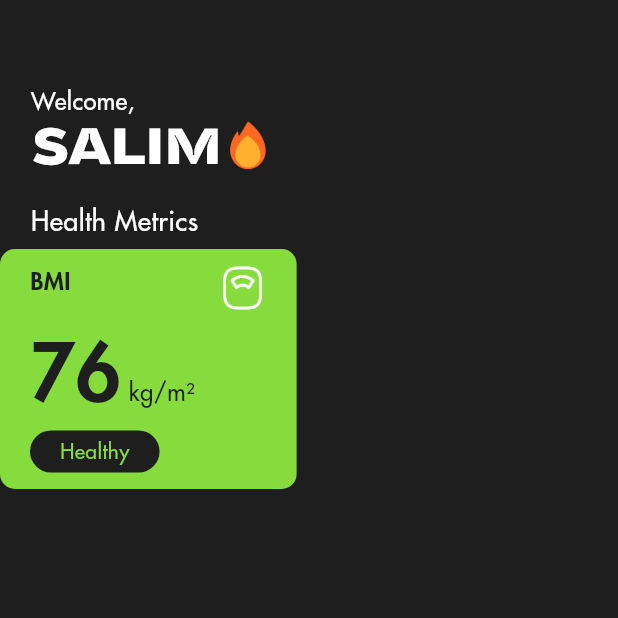
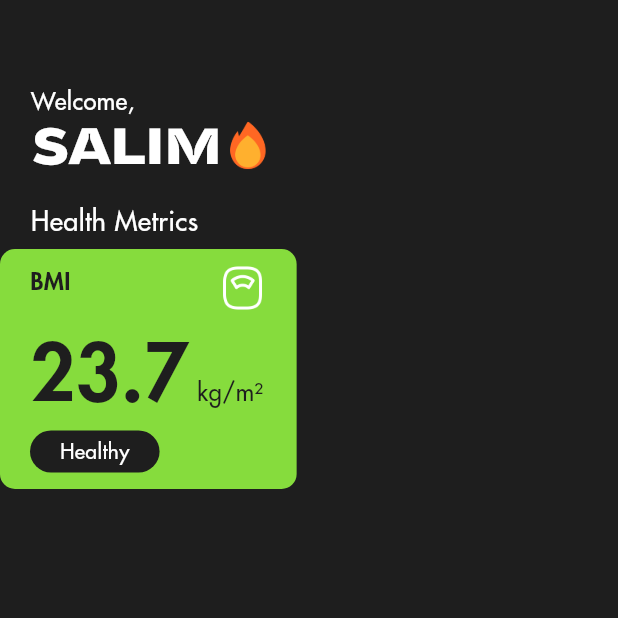
Before and after one commit to Salim-Ali-94/neutrino, a Flutter app: the screen it shows after launch, on a phone screen of 412 x 824 dp, the top half of it. Run offline on Flutter 3.47's test engine with Material 2 defaults, Android fonts, the phone set to English and light mode, and no system bars.

Commit message:
cleaned up the code

```diff
--- a/lib/widgets/info_card.dart
+++ b/lib/widgets/info_card.dart
@@ -11,22 +11,19 @@ class InfoCard extends StatelessWidget {
 
     final screenWidth = MediaQuery.of(context).size.width;
 
-    // return Container(height: 160, width: screenWidth*0.48, padding: const EdgeInsets.all(20),
     return Container(height: 160, width: screenWidth*0.48, padding: const EdgeInsets.symmetric(horizontal: 20, vertical: 10),
-    // return Container(height: 170, width: screenWidth*0.48, padding: const EdgeInsets.symmetric(horizontal: 20, vertical: 10),
                      decoration: BoxDecoration(color: green, borderRadius: BorderRadius.all(Radius.circular(10))),
 
                      child: Column(children: [Row(mainAxisAlignment: MainAxisAlignment.spaceBetween, crossAxisAlignment: CrossAxisAlignment.start,
-                                                  // children: [Text("Weight", style: TextStyle(fontFamily: "Futura", color: granite,
                                                   children: [Text("BMI", style: TextStyle(fontFamily: "Futura", color: granite,
-                                                                                             fontWeight: FontWeight.w600, fontSize: 16)),
+                                                                                          fontWeight: FontWeight.w600, fontSize: 16)),
 
                                                              Image.asset("assets/icons/scale.png", width: 32)]),
 
                                               SizedBox(height: 5),
 
                                               Row(crossAxisAlignment: CrossAxisAlignment.baseline, textBaseline: TextBaseline.alphabetic,
-                                                  children: [Text("76", style: TextStyle(color: granite, fontWeight: FontWeight.w600,
+                                                  children: [Text("23.7", style: TextStyle(color: granite, fontWeight: FontWeight.w600,
                                                                           fontFamily: "Futura", fontSize: 52)),
 
                                                              SizedBox(width: 5),
@@ -34,14 +31,10 @@ class InfoCard extends StatelessWidget {
                                                              Text("kg/m\u00B2", style: TextStyle(color: granite, fontWeight: FontWeight.w500,
                                                                           fontFamily: "Futura", fontSize: 16))]),
 
-                                                                          // Container(height: 9, padding: const EdgeInsets.symmetric(horizontal: 5), decoration: BoxDecoration(border: Border.all(color: granite, width: 1.5), borderRadius: BorderRadius.all(Radius.circular(50))), child: Text("Healthy", style: TextStyle(fontFamily: "Futura", fontWeight: FontWeight.w500, color: Colors.white, fontSize: 16)))]));
-                                                                          // Container(padding: const EdgeInsets.symmetric(horizontal: 20, vertical: 2), decoration: BoxDecoration(border: Border.all(color: granite, width: 1.5), borderRadius: BorderRadius.all(Radius.circular(50))), child: Text("Healthy", style: TextStyle(fontFamily: "Futura", fontWeight: FontWeight.w500, color: Colors.white, fontSize: 14)))]));
-
-                                                                          // Row(mainAxisAlignment: MainAxisAlignment.end, children: [Container(padding: const EdgeInsets.symmetric(horizontal: 20, vertical: 4), decoration: BoxDecoration(color: granite, borderRadius: BorderRadius.all(Radius.circular(50))), child: Text("Healthy", style: TextStyle(fontFamily: "Futura", fontWeight: FontWeight.w500, color: green, fontSize: 14)))])]));
-                                                                          Row(children: [Container(padding: const EdgeInsets.symmetric(horizontal: 20, vertical: 4), decoration: BoxDecoration(color: granite, borderRadius: BorderRadius.all(Radius.circular(50))), child: Text("Healthy", style: TextStyle(fontFamily: "Futura", fontWeight: FontWeight.w500, color: green, fontSize: 14)))])]));
-
-                                                                          // Row(children: [Container(padding: const EdgeInsets.symmetric(horizontal: 20, vertical: 4), decoration: BoxDecoration(color: granite, borderRadius: BorderRadius.all(Radius.circular(50))), child: Text("Underweight", style: TextStyle(fontFamily: "Futura", fontWeight: FontWeight.w500, color: Colors.white, fontSize: 14)))])]));
-                                                                          // Row(mainAxisAlignment: MainAxisAlignment.end, children: [Container(padding: const EdgeInsets.symmetric(horizontal: 20, vertical: 4), decoration: BoxDecoration(color: granite, borderRadius: BorderRadius.all(Radius.circular(50))), child: Text("Underweight", style: TextStyle(fontFamily: "Futura", fontWeight: FontWeight.w500, color: Colors.white, fontSize: 14)))])]));
+                                                                          // Row(mainAxisAlignment: MainAxisAlignment.end, children: [Container(padding: const EdgeInsets.symmetric(horizontal: 20, vertical: 4), decoration: BoxDecoration(color: granite, borderRadius: BorderRadius.all(Radius.circular(50))), child: Text("Healthy", style: TextStyle(fontFamily: "Futura", fontWeight: FontWeight.w500, color: Colors.white, fontSize: 14)))])]));
+                                                                          // Row(children: [Container(padding: const EdgeInsets.symmetric(horizontal: 20, vertical: 3), decoration: BoxDecoration(border: Border.all(color: Colors.white), borderRadius: BorderRadius.all(Radius.circular(50))), child: Text("Healthy", style: TextStyle(fontFamily: "Futura", fontWeight: FontWeight.w500, color: granite, fontSize: 14)))])]));
+                                                                          // Row(children: [Container(padding: const EdgeInsets.symmetric(horizontal: 20, vertical: 4), decoration: BoxDecoration(color: granite, borderRadius: BorderRadius.all(Radius.circular(50))), child: Text("Healthy", style: TextStyle(fontFamily: "Futura", fontWeight: FontWeight.w500, color: green, fontSize: 14)))])]));
+                                                                          Row(children: [Container(padding: const EdgeInsets.symmetric(horizontal: 20, vertical: 4), decoration: BoxDecoration(color: granite, borderRadius: BorderRadius.all(Radius.circular(50))), child: Text("Healthy", style: TextStyle(fontFamily: "Futura", fontWeight: FontWeight.w500, color: Colors.white, fontSize: 14)))])]));
 
   }
 
```
